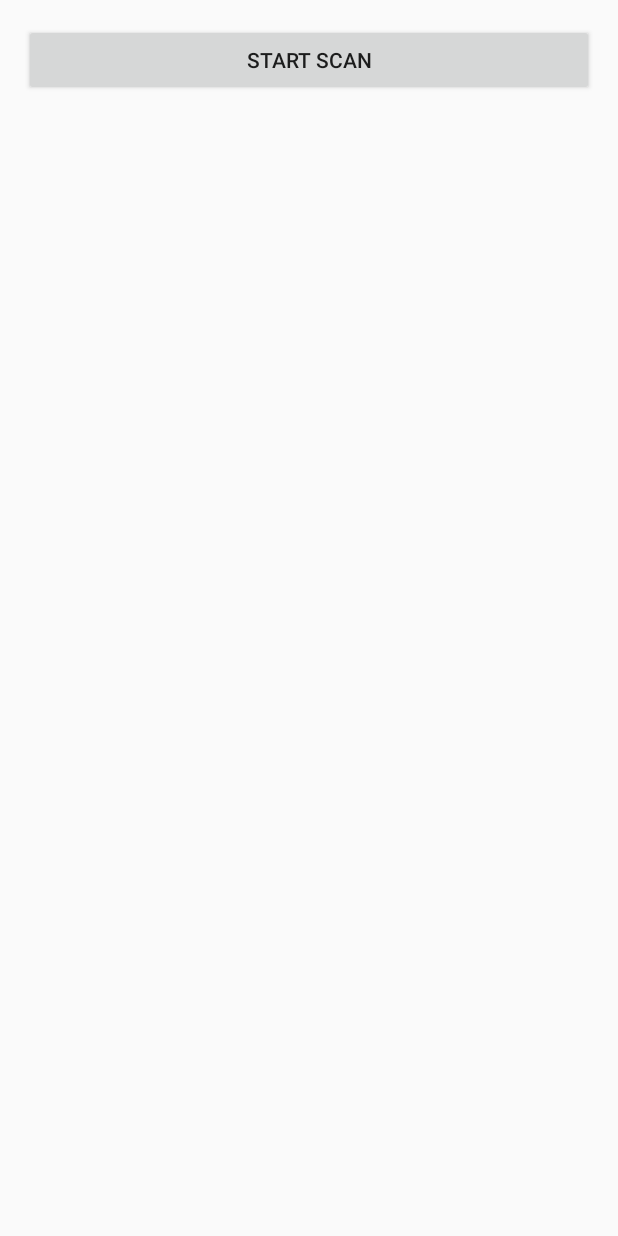
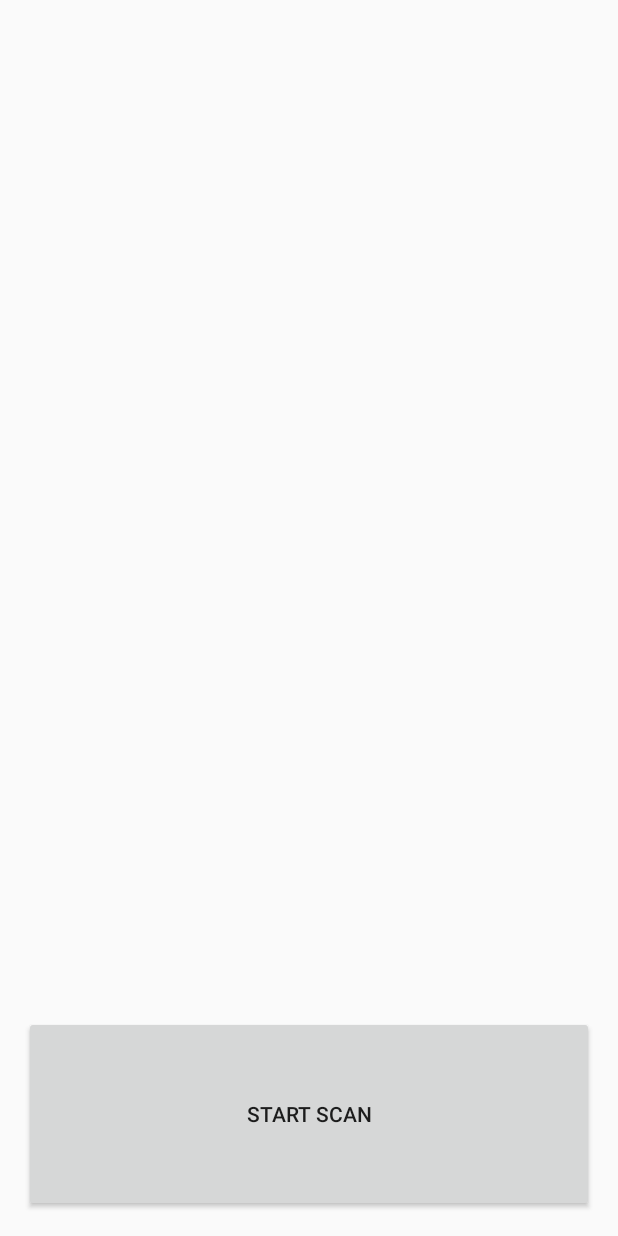
Before and after one commit to calebmgshort/Nonin3230Oximeter, an Android app: the layout activity_main.xml on its own in the app's theme, with its tools: preview values and no code run, on a phone screen of 412 x 824 dp. Run offline under Robolectric (Android 15) with nearby library versions, the phone set to English and light mode, and no system bars.

```diff
--- a/app/src/main/java/com/example/android/nonin3230oximeter/MainActivity.java
+++ b/app/src/main/java/com/example/android/nonin3230oximeter/MainActivity.java
@@ -155,6 +155,7 @@ public class MainActivity extends AppCompatActivity implements View.OnClickListe
 
             mBTDevicesHashMap.put(address, btle_device);
             mBTDevicesArrayList.add(btle_device);
+            Utils.toast(getApplicationContext(), "A device was added successfully");
         }
         else{
             mBTDevicesHashMap.get(address).setRSSI(new_rssi);
--- a/app/src/main/res/layout/activity_main.xml
+++ b/app/src/main/res/layout/activity_main.xml
@@ -1,5 +1,5 @@
 <?xml version="1.0" encoding="utf-8"?>
-<RelativeLayout xmlns:android="http://schemas.android.com/apk/res/android"
+<LinearLayout xmlns:android="http://schemas.android.com/apk/res/android"
     xmlns:tools="http://schemas.android.com/tools"
     android:id="@+id/activity_main"
     android:layout_width="match_parent"
@@ -26,4 +26,4 @@
         android:text="Start Scan"
         android:id="@+id/btn_scan"/>
 
-</RelativeLayout>
+</LinearLayout>
```
Also changed, not shown: app/src/main/java/com/example/android/nonin3230oximeter/Scanner_BTLE.java (+6 -1 lines).
